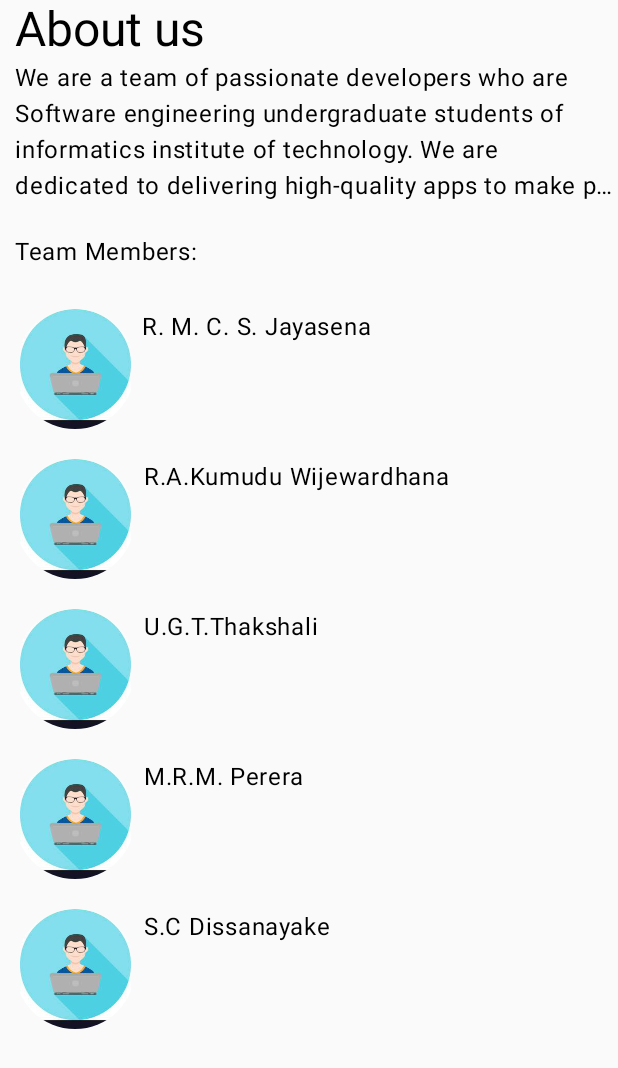
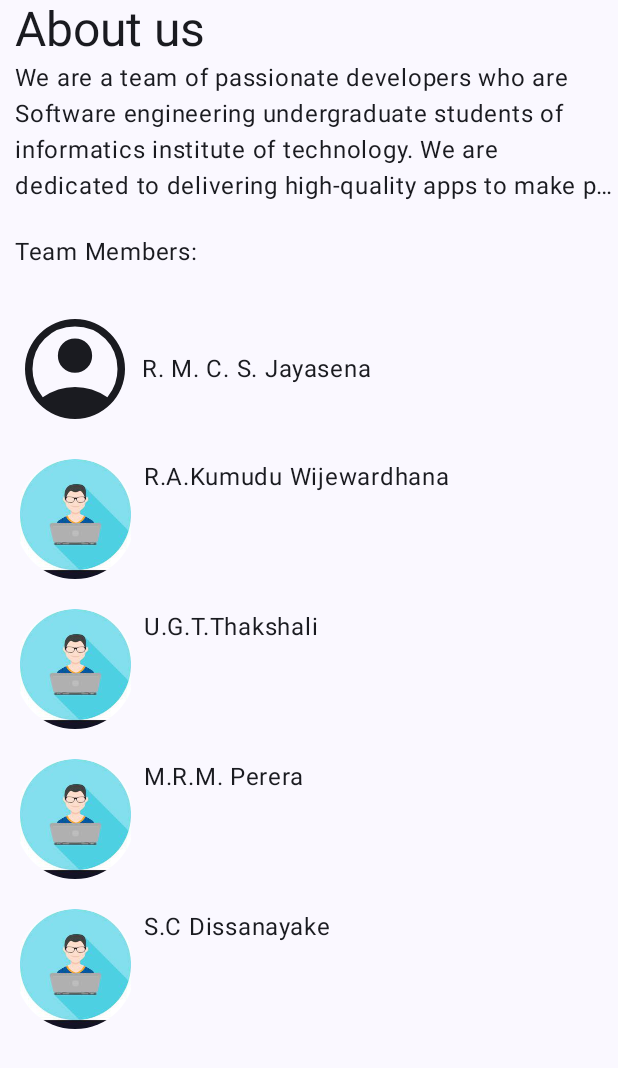
Before and after one commit to chamajay/deepsense, an Android app built with Jetpack Compose: the screen it shows after launch (MainActivity), on a phone screen of 412 x 824 dp. Shown: the top 1068 px of the screen. Run offline under Robolectric (Android 15) with nearby library versions, the phone set to English and light mode, and no system bars; our stand-ins replace Dagger/Hilt's generated code.

Commit message:
Improved aboutus screen

```diff
--- a/app/src/main/java/com/codestack/deepsense/screens/aboutus/AboutUsScreen.kt
+++ b/app/src/main/java/com/codestack/deepsense/screens/aboutus/AboutUsScreen.kt
@@ -3,9 +3,12 @@ package com.codestack.deepsense.screens.aboutus
 import androidx.compose.foundation.Image
 import androidx.compose.foundation.layout.*
 import androidx.compose.foundation.shape.RoundedCornerShape
+import androidx.compose.material3.Icon
 import androidx.compose.material3.MaterialTheme
+import androidx.compose.material3.Surface
 import androidx.compose.material3.Text
 import androidx.compose.runtime.Composable
+import androidx.compose.ui.Alignment
 import androidx.compose.ui.Modifier
 import androidx.compose.ui.draw.clip
 import androidx.compose.ui.res.painterResource
@@ -16,7 +19,8 @@ import com.codestack.deepsense.R
 
 @Composable
 fun AboutUsScreen() {
-    Column {
+    Surface{
+        Column(modifier=Modifier.fillMaxHeight()) {
 
             Row {
                 Spacer(modifier = Modifier.width(10.dp))
@@ -42,10 +46,10 @@ fun AboutUsScreen() {
                 Text("Team Members:")
 
             }
-        Row {
+            Row(verticalAlignment = Alignment.CenterVertically) {
                 Spacer(modifier = Modifier.width(10.dp))
-            Image(
-                painter = painterResource(R.drawable.mem),
+                Icon(
+                    painter = painterResource(R.drawable.account_circle_48px),
                     "member1",
                     modifier = Modifier
                         .size(80.dp)
@@ -140,5 +144,7 @@ fun AboutUsScreen() {
 
         }
 
+    }
+
 
 }
```
Lines whose indentation alone changed are shown as unchanged.
